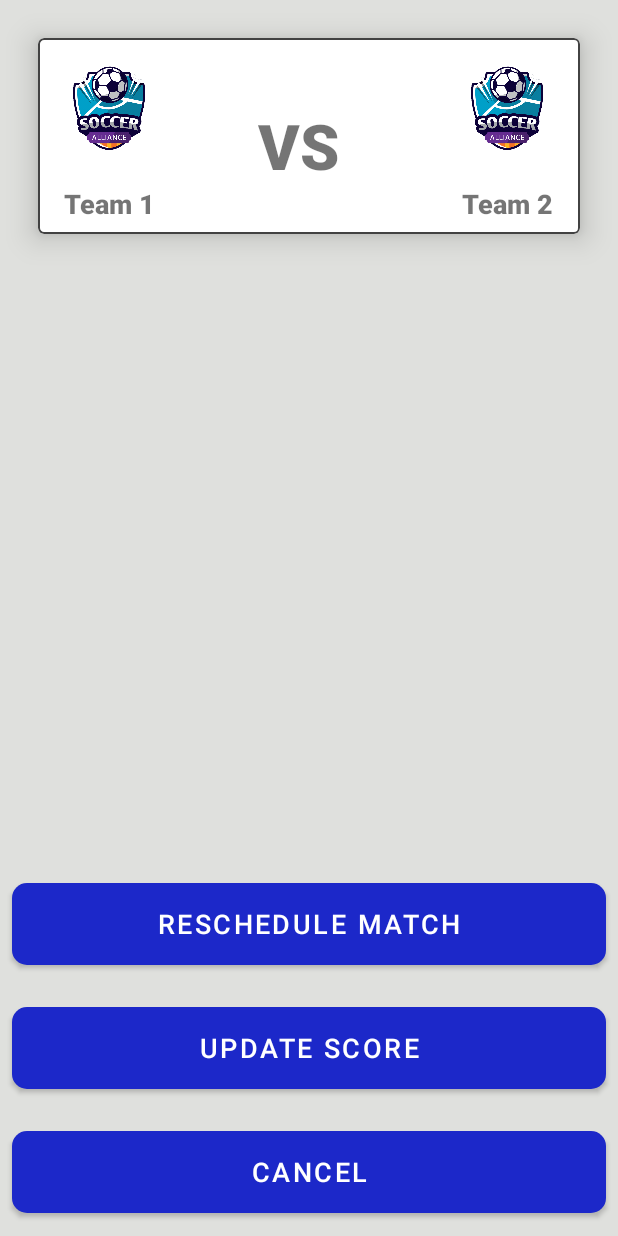
After one commit to ParagsDangariya/Soccer_Alliance_App, an Android app: the fragment MatchScoreRescheduleFragment shown on its own in the app's theme, on a phone screen of 412 x 824 dp. The commit adds this screen. Run offline under Robolectric (Android 15) with nearby library versions, the phone set to English and light mode, and no system bars.

Commit message:
Match Score Reschedule XML added.

```diff
--- /dev/null
+++ b/app/src/main/java/com/example/soccerallianceapp/MatchScoreRescheduleFragment.java
@@ -0,0 +1,25 @@
+package com.example.soccerallianceapp;
+
+import android.content.Context;
+import android.net.Uri;
+import android.os.Bundle;
+
+import androidx.fragment.app.Fragment;
+
+import android.view.LayoutInflater;
+import android.view.View;
+import android.view.ViewGroup;
+
+import com.example.soccer_alliance_project_test.R;
+
+
+public class MatchScoreRescheduleFragment extends Fragment {
+
+    @Override
+    public View onCreateView(LayoutInflater inflater, ViewGroup container,
+                             Bundle savedInstanceState) {
+        // Inflate the layout for this fragment
+        return inflater.inflate(R.layout.fragment_match_score_reschedule, container, false);
+    }
+
+}
--- /dev/null
+++ b/app/src/main/res/layout/fragment_match_score_reschedule.xml
@@ -0,0 +1,162 @@
+<?xml version="1.0" encoding="utf-8"?>
+<ScrollView xmlns:android="http://schemas.android.com/apk/res/android"
+    xmlns:tools="http://schemas.android.com/tools"
+    android:layout_width="match_parent"
+    android:layout_height="match_parent"
+    xmlns:app="http://schemas.android.com/apk/res-auto"
+    android:background="@color/colorNavDrawerBackground"
+    android:fillViewport="true"
+    tools:context="com.example.soccerallianceapp.MatchScoreRescheduleFragment">
+
+
+
+
+    <RelativeLayout
+        android:layout_width="match_parent"
+        android:layout_height="match_parent">
+
+
+        <com.google.android.material.card.MaterialCardView
+            android:id="@+id/materialCardView"
+            android:layout_width="match_parent"
+            android:layout_height="wrap_content"
+            android:layout_marginTop="25dp"
+            app:cardElevation="12dp"
+            android:layout_margin="25dp"
+
+            app:layout_constraintTop_toTopOf="parent"
+            tools:layout_editor_absoluteX="15dp"
+            app:strokeWidth="1dp"
+            app:strokeColor="@color/cardview_dark_background">
+
+            <androidx.constraintlayout.widget.ConstraintLayout
+                android:layout_width="match_parent"
+                android:layout_height="wrap_content"
+                android:layout_alignParentStart="true"
+
+                android:padding="8dp">
+
+                <LinearLayout
+                    android:id="@+id/firstLinear"
+                    android:layout_width="wrap_content"
+                    android:layout_height="match_parent"
+                    android:orientation="vertical"
+                    app:layout_constraintStart_toStartOf="parent"
+                    app:layout_constraintTop_toTopOf="parent">
+
+                    <ImageView
+                        android:id="@+id/team1_logo"
+                        android:layout_width="80dp"
+                        android:layout_height="80dp"
+                        android:src="@drawable/splash_logo" />
+
+                    <TextView
+                        android:id="@+id/team1"
+                        android:layout_width="wrap_content"
+                        android:layout_height="wrap_content"
+                        android:layout_gravity="center"
+                        android:layout_marginTop="10dp"
+                        android:fontFamily="sans-serif-black"
+                        android:text="Team 1"
+                        android:textSize="18dp" />
+                </LinearLayout>
+
+                <LinearLayout
+                    android:id="@+id/thirdLinear"
+                    android:layout_width="wrap_content"
+                    android:layout_height="match_parent"
+                    android:orientation="vertical"
+                    app:layout_constraintEnd_toEndOf="parent"
+                    app:layout_constraintTop_toTopOf="parent">
+
+
+                    <ImageView
+                        android:id="@+id/team2_logo"
+                        android:layout_width="80dp"
+                        android:layout_height="80dp"
+                        android:src="@drawable/splash_logo" />
+
+                    <TextView
+                        android:id="@+id/team2"
+                        android:layout_width="wrap_content"
+                        android:layout_height="wrap_content"
+                        android:layout_gravity="center"
+                        android:layout_marginTop="10dp"
+                        android:fontFamily="sans-serif-black"
+                        android:text="Team 2"
+                        android:textSize="18dp" />
+
+                </LinearLayout>
+
+                <TextView
+                    android:id="@+id/vs"
+                    android:layout_width="wrap_content"
+                    android:layout_height="wrap_content"
+                    android:layout_gravity="center"
+                    android:layout_marginStart="35dp"
+                    android:layout_marginTop="14dp"
+                    android:layout_marginEnd="50dp"
+                    android:layout_marginBottom="1dp"
+                    android:fontFamily="sans-serif-black"
+                    android:text="VS"
+                    android:textSize="42dp"
+                    app:layout_constraintBottom_toBottomOf="@+id/thirdLinear"
+                    app:layout_constraintEnd_toEndOf="@+id/thirdLinear"
+                    app:layout_constraintStart_toStartOf="@+id/firstLinear"
+                    app:layout_constraintTop_toTopOf="@+id/firstLinear" />
+
+
+            </androidx.constraintlayout.widget.ConstraintLayout>
+        </com.google.android.material.card.MaterialCardView>
+
+
+        <LinearLayout
+            android:layout_width="match_parent"
+            android:layout_height="250dp"
+            android:layout_alignParentStart="true"
+            android:layout_alignParentEnd="true"
+            android:layout_alignParentBottom="true"
+            android:gravity="center"
+            android:orientation="vertical">
+
+
+            <com.google.android.material.button.MaterialButton
+                android:id="@+id/ReSchedule_match_btn"
+                style="@style/NormalButtonStyle"
+                android:layout_width="match_parent"
+                android:layout_height="30pt"
+                android:layout_margin="8dp"
+                android:text="RESCHEDULE MATCH"
+                app:layout_constraintEnd_toEndOf="parent"
+                app:layout_constraintStart_toStartOf="parent"
+                app:layout_constraintTop_toBottomOf="" />
+
+
+            <com.google.android.material.button.MaterialButton
+                android:id="@+id/Update_Score_btn"
+                style="@style/NormalButtonStyle"
+                android:layout_width="match_parent"
+                android:layout_height="30pt"
+                android:layout_margin="8dp"
+                android:text="UPDATE SCORE"
+                app:layout_constraintEnd_toEndOf="parent"
+                app:layout_constraintStart_toStartOf="parent"
+                app:layout_constraintTop_toBottomOf="@id/Schedule_match_btn" />
+
+
+            <com.google.android.material.button.MaterialButton
+                android:id="@+id/Cancel_match_btn"
+                style="@style/NormalButtonStyle"
+                android:layout_width="match_parent"
+                android:layout_height="30pt"
+                android:layout_margin="8dp"
+                android:text="CANCEL"
+                app:layout_constraintEnd_toEndOf="parent"
+                app:layout_constraintStart_toStartOf="parent"
+                app:layout_constraintTop_toBottomOf="@id/Schedule_match_btn" />
+
+
+        </LinearLayout>
+    </RelativeLayout>
+
+</ScrollView>
--- a/app/src/main/res/navigation/dashboard_nav_graph.xml
+++ b/app/src/main/res/navigation/dashboard_nav_graph.xml
@@ -75,5 +75,10 @@
         android:name="com.example.soccerallianceapp.RescheduleMatchFragment"
         android:label="fragment_reschedule_match"
         tools:layout="@layout/fragment_reschedule_match" />
+    <fragment
+        android:id="@+id/matchScoreRescheduleFragment"
+        android:name="com.example.soccerallianceapp.MatchScoreRescheduleFragment"
+        android:label="fragment_match_score_reschedule"
+        tools:layout="@layout/fragment_match_score_reschedule" />
 
 </navigation>
```
